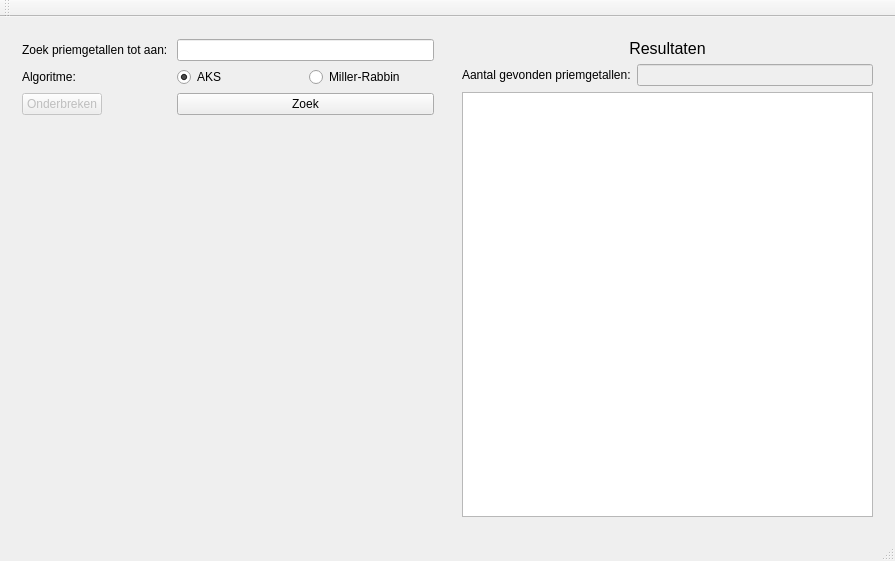
First picture: the form in primecounter/view/gen/qt/mainView.ui, repository RonaldOlsthoorn/accenture, before the edit.
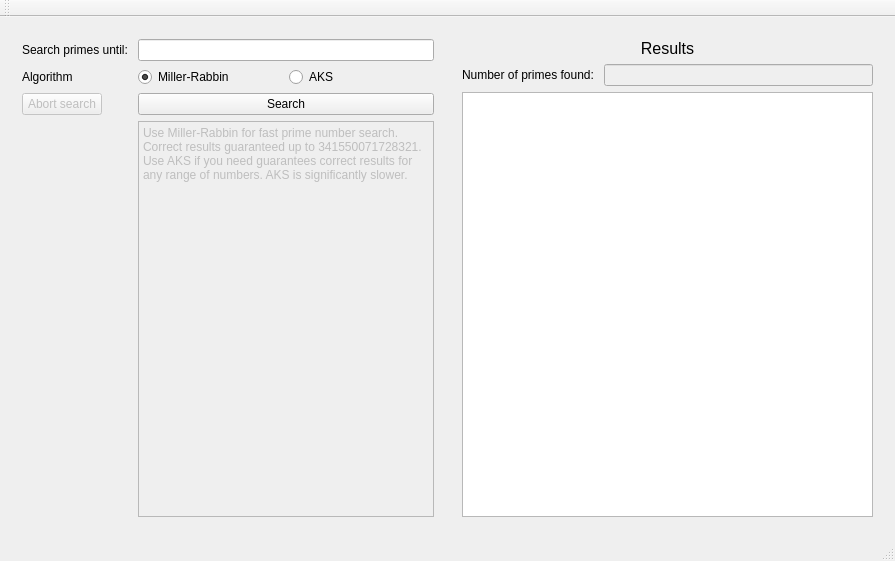
Second picture: the form after the edit.

```diff
--- a/primecounter/view/gen/qt/mainView.ui
+++ b/primecounter/view/gen/qt/mainView.ui
@@ -21,7 +21,7 @@
        <item row="0" column="0">
         <widget class="QLabel" name="label_2">
          <property name="text">
-          <string>Zoek priemgetallen tot aan: </string>
+          <string>Search primes until: </string>
          </property>
         </widget>
        </item>
@@ -32,51 +32,77 @@
          </property>
         </widget>
        </item>
-       <item row="2" column="1">
-        <widget class="QPushButton" name="searchButton">
-         <property name="text">
-          <string>Zoek</string>
-         </property>
-        </widget>
-       </item>
-       <item row="2" column="0">
-        <widget class="QPushButton" name="interruptButton">
-         <property name="enabled">
-          <bool>false</bool>
-         </property>
-         <property name="text">
-          <string>Onderbreken</string>
-         </property>
-        </widget>
-       </item>
        <item row="1" column="0">
         <widget class="QLabel" name="label_3">
          <property name="text">
-          <string>Algoritme: </string>
+          <string>Algorithm</string>
          </property>
         </widget>
        </item>
        <item row="1" column="1">
         <layout class="QHBoxLayout" name="horizontalLayout">
-         <item>
-          <widget class="QRadioButton" name="rbAKS">
-           <property name="text">
-            <string>AKS</string>
-           </property>
-           <property name="checked">
-            <bool>true</bool>
-           </property>
-          </widget>
-         </item>
          <item>
           <widget class="QRadioButton" name="rbMR">
            <property name="text">
             <string>Miller-Rabbin</string>
            </property>
+           <property name="checked">
+            <bool>true</bool>
+           </property>
+          </widget>
+         </item>
+         <item>
+          <widget class="QRadioButton" name="rbAKS">
+           <property name="text">
+            <string>AKS</string>
+           </property>
           </widget>
          </item>
         </layout>
        </item>
+       <item row="2" column="0">
+        <widget class="QPushButton" name="interruptButton">
+         <property name="enabled">
+          <bool>false</bool>
+         </property>
+         <property name="text">
+          <string>Abort search</string>
+         </property>
+        </widget>
+       </item>
+       <item row="2" column="1">
+        <widget class="QPushButton" name="searchButton">
+         <property name="text">
+          <string>Search</string>
+         </property>
+        </widget>
+       </item>
+       <item row="3" column="1">
+        <widget class="QPlainTextEdit" name="plainTextEdit">
+         <property name="enabled">
+          <bool>false</bool>
+         </property>
+         <property name="sizePolicy">
+          <sizepolicy hsizetype="Expanding" vsizetype="MinimumExpanding">
+           <horstretch>0</horstretch>
+           <verstretch>0</verstretch>
+          </sizepolicy>
+         </property>
+         <property name="autoFillBackground">
+          <bool>false</bool>
+         </property>
+         <property name="readOnly">
+          <bool>true</bool>
+         </property>
+         <property name="plainText">
+          <string>Use Miller-Rabbin for fast prime number search. Correct results guaranteed up to 341550071728321. 
+Use AKS if you need guarantees correct results for any range of numbers. AKS is significantly slower.</string>
+         </property>
+         <property name="backgroundVisible">
+          <bool>false</bool>
+         </property>
+        </widget>
+       </item>
       </layout>
      </widget>
     </item>
@@ -91,7 +117,7 @@
           </font>
          </property>
          <property name="text">
-          <string>Resultaten</string>
+          <string>Results</string>
          </property>
          <property name="alignment">
           <set>Qt::AlignCenter</set>
@@ -103,7 +129,7 @@
          <item row="0" column="0">
           <widget class="QLabel" name="label_4">
            <property name="text">
-            <string>Aantal gevonden priemgetallen:</string>
+            <string>Number of primes found: </string>
            </property>
           </widget>
          </item>
```
